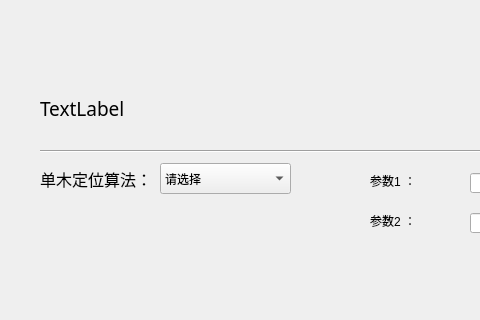
Above: code/Add_expriment/Add_exp.ui from lj976264709/Ljtry before the change; both pictures show x 0 to 480 and y 287 to 607 of the 713 by 607 pixel window. Below: the same form after it.
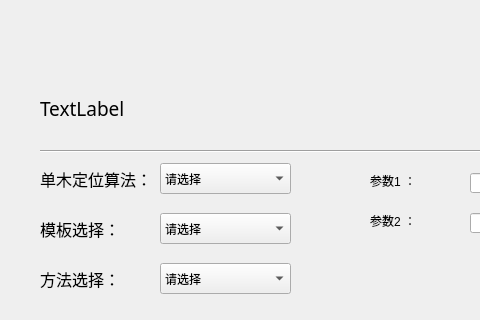
That is the form after the change.

Commit message: 模板匹配

What changed in the file:
```diff
--- a/code/Add_expriment/Add_exp.ui
+++ b/code/Add_expriment/Add_exp.ui
@@ -192,6 +192,84 @@
     <bool>true</bool>
    </property>
   </widget>
+  <widget class="QComboBox" name="algorithm_select_2">
+   <property name="geometry">
+    <rect>
+     <x>160</x>
+     <y>500</y>
+     <width>131</width>
+     <height>31</height>
+    </rect>
+   </property>
+   <item>
+    <property name="text">
+     <string>请选择</string>
+    </property>
+   </item>
+   <item>
+    <property name="text">
+     <string>CV算法</string>
+    </property>
+   </item>
+  </widget>
+  <widget class="QLabel" name="label_5">
+   <property name="geometry">
+    <rect>
+     <x>40</x>
+     <y>500</y>
+     <width>141</width>
+     <height>31</height>
+    </rect>
+   </property>
+   <property name="font">
+    <font>
+     <family>Adobe Arabic</family>
+     <pointsize>12</pointsize>
+    </font>
+   </property>
+   <property name="text">
+    <string>模板选择：</string>
+   </property>
+  </widget>
+  <widget class="QComboBox" name="algorithm_select_3">
+   <property name="geometry">
+    <rect>
+     <x>160</x>
+     <y>550</y>
+     <width>131</width>
+     <height>31</height>
+    </rect>
+   </property>
+   <item>
+    <property name="text">
+     <string>请选择</string>
+    </property>
+   </item>
+   <item>
+    <property name="text">
+     <string>CV算法</string>
+    </property>
+   </item>
+  </widget>
+  <widget class="QLabel" name="label_6">
+   <property name="geometry">
+    <rect>
+     <x>40</x>
+     <y>550</y>
+     <width>141</width>
+     <height>31</height>
+    </rect>
+   </property>
+   <property name="font">
+    <font>
+     <family>Adobe Arabic</family>
+     <pointsize>12</pointsize>
+    </font>
+   </property>
+   <property name="text">
+    <string>方法选择：</string>
+   </property>
+  </widget>
  </widget>
  <resources/>
  <connections/>
```
The commit also changes 10 other files.
